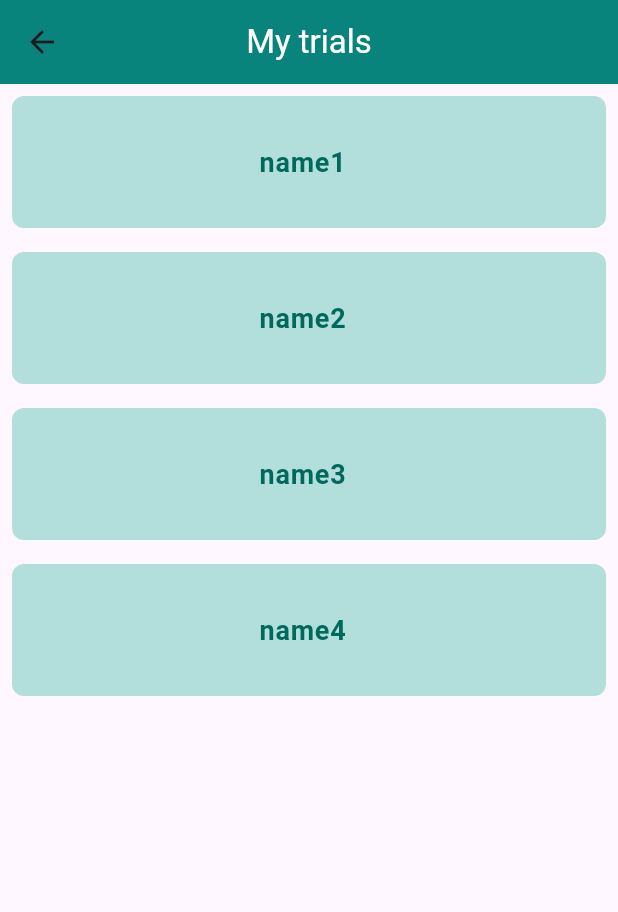
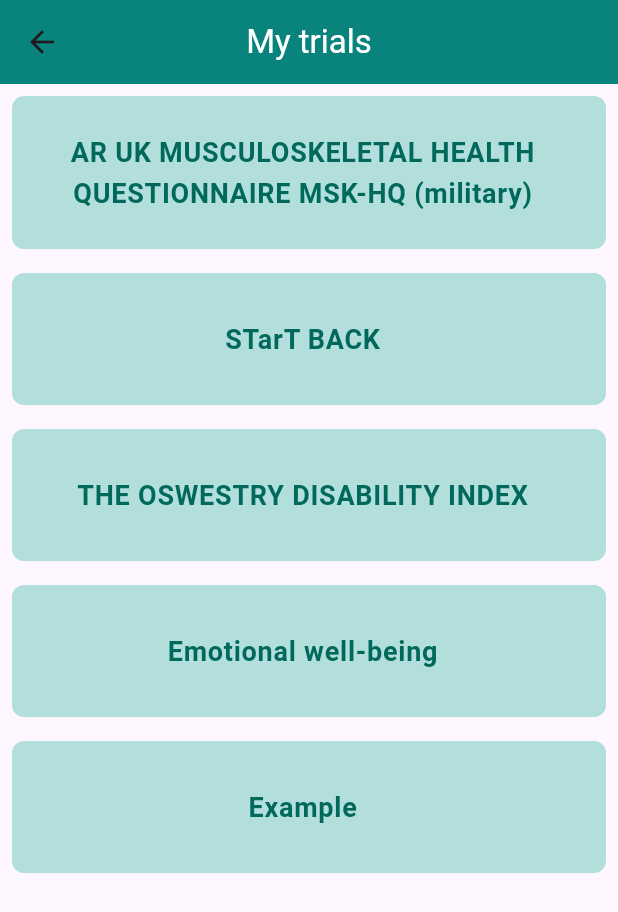
Before and after one commit to Cost-Effective-Software-Project-11/Klinik, a Flutter app: the PatientTrialsScreen screen opened directly, on a phone screen of 412 x 824 dp. Shown: the top 912 px of the screen. Run offline on Flutter 3.47's test engine with Material 3 defaults, Android fonts, the phone set to English and light mode, and no system bars.

Commit message:
update patient_trials_screen and models, also add some sample data

```diff
--- a/lib/enums/question_enum.dart
+++ b/lib/enums/question_enum.dart
@@ -1,5 +1,5 @@
 enum QuestionEnum {
-  singleChoise,
-  multipleChoice,
-  openAnswer,
+  radioButton,
+  checkbox,
+  freeText,
 }
--- a/lib/models/trial_model.dart
+++ b/lib/models/trial_model.dart
@@ -3,17 +3,20 @@ import 'package:flutter_gp5/models/question_model.dart';
 class TrialModel {
   String id;
   String name;
+  String description;
   List<QuestionModel> questions = [];
 
   TrialModel(
     this.id,
     this.name,
+    this.description,
     this.questions,
   );
 
   //Getters
   String get getId => id;
   String get getName => name;
+  String get getDescription => description;
   List<QuestionModel> get getAllQuestions => questions;
   int get questionsCount => questions.length;
 
@@ -24,6 +27,10 @@ class TrialModel {
 
   set setName(String name) {
     this.name = name;
+  }
+
+  set setDescription(String description) {
+    this.description = description;
   }
 
   set setSungleQuestion(QuestionModel question) {
@@ -39,6 +46,7 @@ class TrialModel {
     return {
       'id': id,
       'name': name,
+      'description': description,
       'questions': questions.map((question) => question.toJson()).toList(),
     };
   }
@@ -48,6 +56,7 @@ class TrialModel {
     return TrialModel(
       json['id'],
       json['name'],
+      json['description'],
       (json['questions'] as List<dynamic>)
           .map((questionJson) => QuestionModel.fromJson(questionJson))
           .toList(),
--- a/lib/screens/patient_trials/patient_trials_screen.dart
+++ b/lib/screens/patient_trials/patient_trials_screen.dart
@@ -37,12 +37,7 @@ class _PatientTrialsScreenState extends State<PatientTrialsScreen> {
       ),
       body: _isLoaded
           // If the data from the database has been loaded show this:
-          ? Column(
-              mainAxisAlignment: MainAxisAlignment.center,
-              children: [
-                Expanded(
-                  //Create a list of widgets
-                  child: ListView.builder(
+          ? ListView.builder(
               itemCount: _trials.length,
               itemBuilder: (context, index) {
                 final trial = _trials[index];
@@ -81,9 +76,6 @@ class _PatientTrialsScreenState extends State<PatientTrialsScreen> {
                   ),
                 );
               },
-                  ),
-                ),
-              ],
             )
           // If the data from the database has not been loaded show this:
           : const Center(child: CircularProgressIndicator()),
@@ -92,34 +84,98 @@ class _PatientTrialsScreenState extends State<PatientTrialsScreen> {
 
   // Test data
   List<TrialModel> _getTrials() {
-    QuestionModel question_1_1 =
-        QuestionModel('text1', ['one', 'two'], QuestionEnum.singleChoise);
-    QuestionModel question_1_2 =
-        QuestionModel('text2', ['one', 'two'], QuestionEnum.singleChoise);
-    TrialModel trial1 =
-        TrialModel('id1', 'name1', [question_1_1, question_1_2]);
+    //One
+    QuestionModel question_1_1 = QuestionModel(
+        'Pain/stiffness during the day. How severe was your usual joint or muscle pain and/or stiffness overall during the day in the last 2 weeks?',
+        [
+          'Not at all',
+          'Slightly',
+          'Moderately',
+          'Fairly severe',
+          'Very severe'
+        ],
+        QuestionEnum.radioButton);
+    QuestionModel question_1_2 = QuestionModel(
+        'Pain/stiffness during the night.How severe was your usual joint or muscle pain and/or stiffness overall during the night in the last 2 weeks?',
+        [
+          'Not at all',
+          'Slightly',
+          'Moderately',
+          'Fairly severe',
+          'Very severe'
+        ],
+        QuestionEnum.radioButton);
+    TrialModel trial1 = TrialModel(
+        '1',
+        'AR UK MUSCULOSKELETAL HEALTH QUESTIONNAIRE MSK-HQ (military)',
+        'This questionnaire is about your joint, back, neck, bone and muscle symptoms such as aches, pains and/or stiffness. Please focus on the particular health problem(s) for which you sought treatment from this service. For each question tick (x) one box to indicate which statement best describes you over the last 2 weeks.',
+        [question_1_1, question_1_2]);
 
-    QuestionModel question_2_1 =
-        QuestionModel('text3', ['one', 'two'], QuestionEnum.singleChoise);
-    QuestionModel question_2_2 =
-        QuestionModel('text4', ['one', 'two'], QuestionEnum.singleChoise);
-    TrialModel trial2 =
-        TrialModel('id2', 'name2', [question_2_1, question_2_2]);
-
+    //Two
+    QuestionModel question_2_1 = QuestionModel(
+        'My back pain has spread down my leg(s) in the last 2 weeks',
+        ['Yes', 'No'],
+        QuestionEnum.radioButton);
+    QuestionModel question_2_2 = QuestionModel(
+        'I have had pain in the shoulder or neck at some time in the last 2 weeks',
+        ['Yes', 'No'],
+        QuestionEnum.radioButton);
+    TrialModel trial2 = TrialModel(
+        '2',
+        'STarT BACK',
+        'Thinking about the last 2 weeks tick your response to the following questions:',
+        [question_2_1, question_2_2]);
+    //Three
     QuestionModel question_3_1 = QuestionModel(
-        'text5', ['one', 'two', 'three', 'four'], QuestionEnum.multipleChoice);
+        'Pain Intensity',
+        [
+          'I have no pain at the moment.',
+          'The pain is very mild at the moment.',
+          'The pain is moderate at the moment.',
+          'The pain is fairly severe at the moment.',
+          'The pain is very severe at the moment.',
+          'The pain is the worst imaginable at the moment.'
+        ],
+        QuestionEnum.radioButton);
     QuestionModel question_3_2 = QuestionModel(
-        'text6', ['one', 'two', 'three', 'four'], QuestionEnum.multipleChoice);
-    TrialModel trial3 =
-        TrialModel('id3', 'name3', [question_3_1, question_3_2]);
-
-    QuestionModel question_4_1 =
-        QuestionModel('text5', [], QuestionEnum.openAnswer);
-    QuestionModel question_4_2 =
-        QuestionModel('text6', [], QuestionEnum.openAnswer);
-    TrialModel trial4 =
-        TrialModel('id4', 'name4', [question_4_1, question_4_2]);
-
-    return [trial1, trial2, trial3, trial4];
+        'Personal Care (Washing, Dressing, etc.) ',
+        [
+          'I can look after myself normally without causing extra pain.',
+          'I can look after myself normally but it is very painful.',
+          'It is painful to look after myself and I am slow and careful.',
+          'I need some help but manage most of my personal care.',
+          'I need help every day in most aspects in self care.',
+          'I do not get dressed, wash with difficulty and stay in bed.'
+        ],
+        QuestionEnum.radioButton);
+    TrialModel trial3 = TrialModel(
+        '3',
+        'THE OSWESTRY DISABILITY INDEX',
+        'This questionnaire has been designed to give your therapists information as to how your back / leg pain has affected your ability to manage in everyday life. Please answer every question by placing a mark on the line that best describes your condition today. We realise you may feel that two of the statements may describe your condition, but please mark only the line which most closely describes your current condition.',
+        [question_3_1, question_3_2]);
+    //Four
+    QuestionModel question_4_1 = QuestionModel(
+        'Describe your emotional state in a few sentences',
+        [],
+        QuestionEnum.freeText);
+    QuestionModel question_4_2 = QuestionModel(
+        'Tell us about your last 2 weeks', [], QuestionEnum.freeText);
+    TrialModel trial4 = TrialModel(
+        '4',
+        'Emotional well-being',
+        'This questionnaire is about your Emotional well-being.',
+        [question_4_1, question_4_2]);
+    //Five
+    QuestionModel question_5_1 = QuestionModel(
+        'First question',
+        ['checkbox 1', 'checkbox 2', 'checkbox 3', 'checkbox 4'],
+        QuestionEnum.checkbox);
+    QuestionModel question_5_2 = QuestionModel(
+        'Second question',
+        ['checkbox 1', 'checkbox 2', 'checkbox 3', 'checkbox 4'],
+        QuestionEnum.checkbox);
+    TrialModel trial5 = TrialModel('5', 'Example',
+        'This questionnaire is an Example.', [question_5_1, question_5_2]);
+    return [trial1, trial2, trial3, trial4, trial5];
   }
 }
```
Lines whose indentation alone changed are shown as unchanged.
